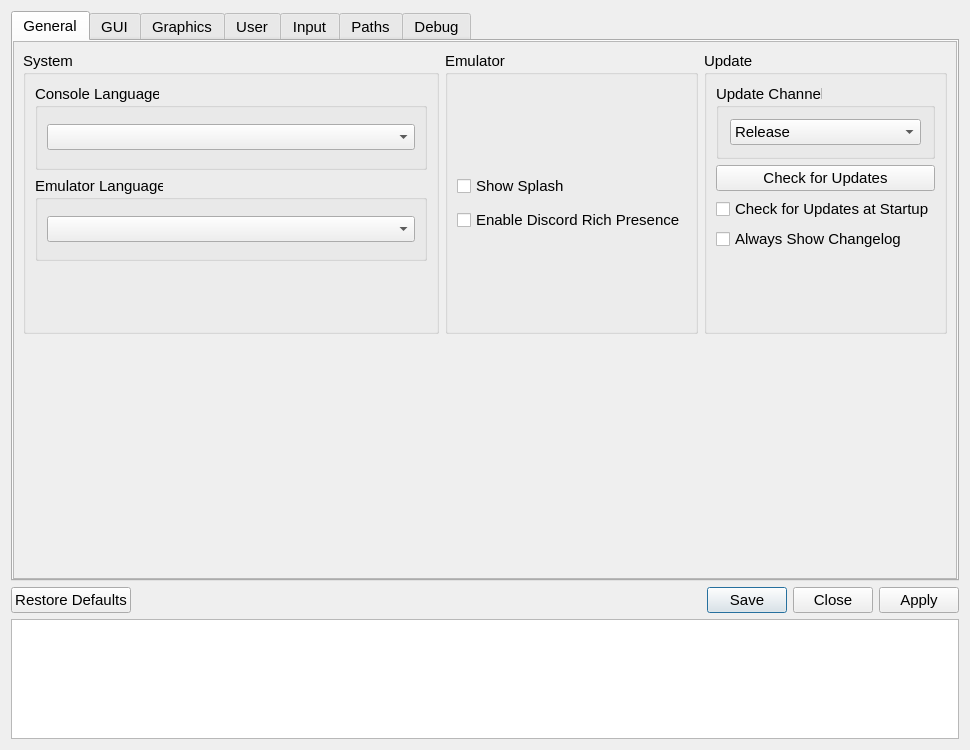
First picture: the form in src/qt_gui/settings_dialog.ui, repository shadps4-emu/shadPS4, before the edit.
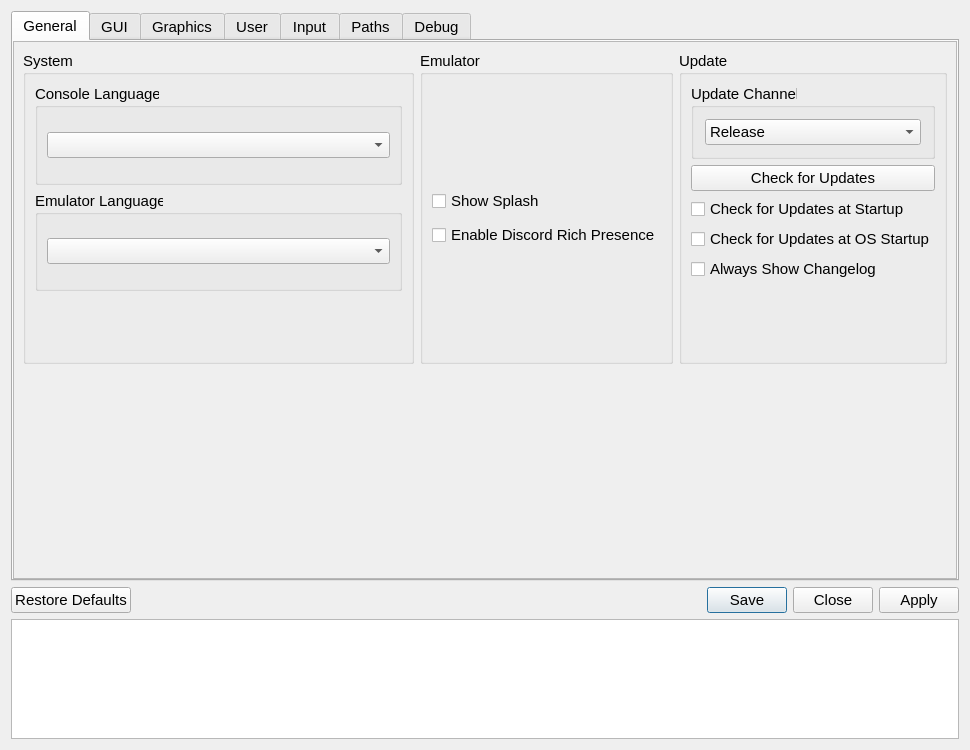
Second picture: the form after the edit. The open tabs and pages were chosen to show the change. Icons and pictures are not drawn.

Commit message:
Automatically Update shadPS4 on OS Startup (#2700)
Created a separate .exe for updating. Added a checkbox in the settings
to enable the option to update on Windows startup. When the option is
enabled, a PowerShell script adds the new updater exe to the Windows
Task Scheduler and sets it to run at startup. If there are updates
available at startup, the update windows pops up. Disabling the option
runs another script to remove the updater from the Task Scheduler.

The edit to the form file:
```diff
--- a/src/qt_gui/settings_dialog.ui
+++ b/src/qt_gui/settings_dialog.ui
@@ -415,6 +415,13 @@
                  </property>
                 </widget>
                </item>
+               <item>
+                <widget class="QCheckBox" name="startupUpdateCheckBox">
+                 <property name="text">
+                  <string>Check for Updates at OS Startup</string>
+                 </property>
+                </widget>
+               </item>
                <item>
                 <widget class="QCheckBox" name="changelogCheckBox">
                  <property name="text">
```
The commit also changes 8 other files.
